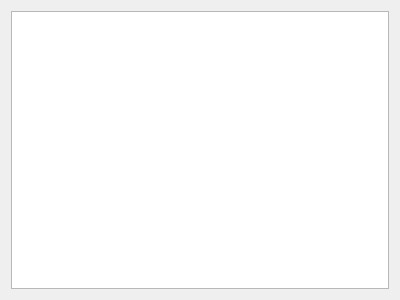
This is src/gui/Repository/fragment/preset/presetlistwidget.ui in phresnel/picogen as Qt 5 draws it before an edit. The edited form follows.
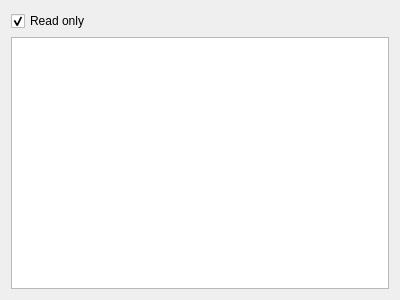
This is the edited form.

Commit message: items can be read only now

Diff of the .ui file:
```diff
--- a/src/gui/Repository/fragment/preset/presetlistwidget.ui
+++ b/src/gui/Repository/fragment/preset/presetlistwidget.ui
@@ -14,6 +14,16 @@
    <string>Form</string>
   </property>
   <layout class="QVBoxLayout" name="verticalLayout">
+   <item>
+    <widget class="QCheckBox" name="readOnly">
+     <property name="text">
+      <string>Read only</string>
+     </property>
+     <property name="checked">
+      <bool>true</bool>
+     </property>
+    </widget>
+   </item>
    <item>
     <widget class="QListWidget" name="listWidget"/>
    </item>
```
The commit also changes 21 other files.
